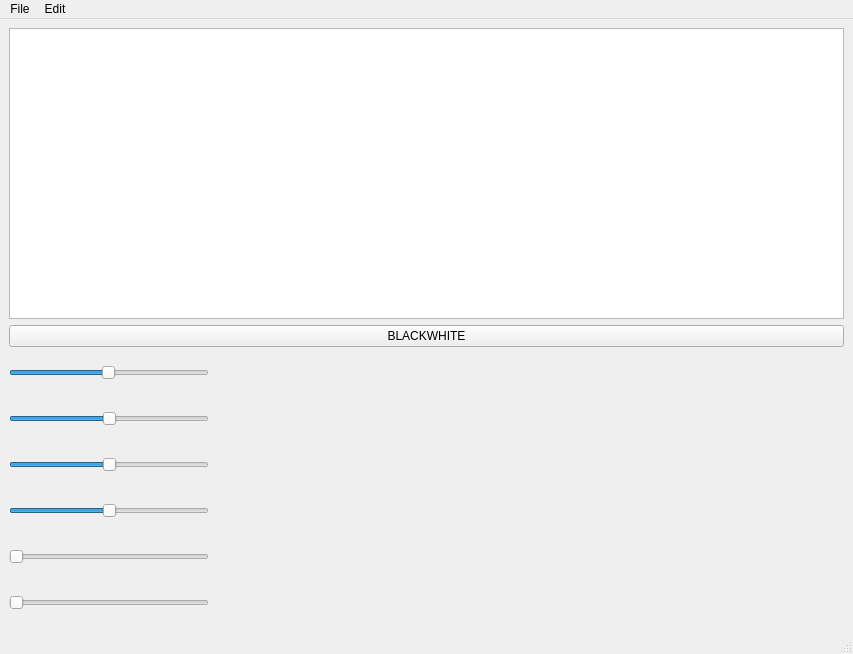
Above: MainWindow.ui from bohdandemchukk/coursework_cpp before the change. Below: the same form after it.
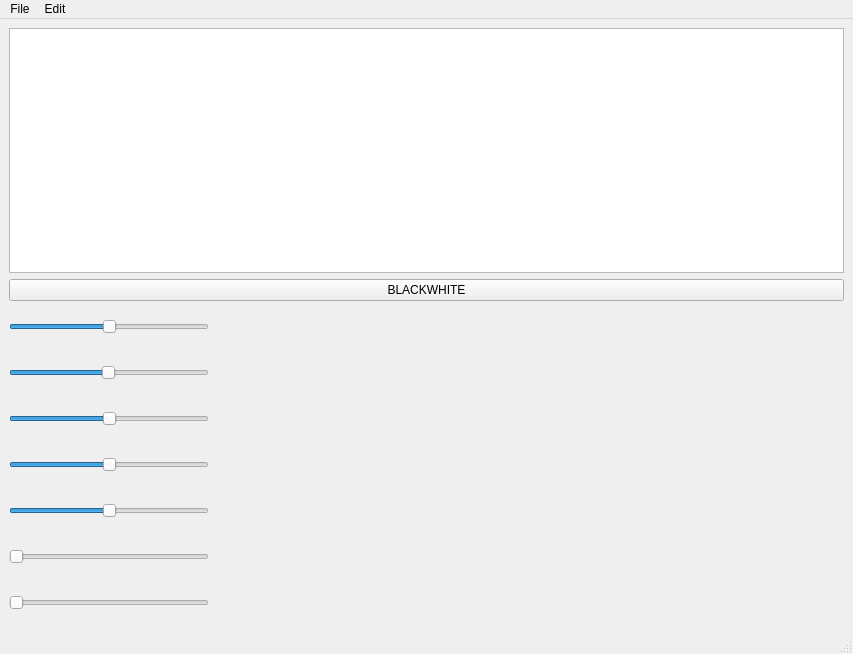
That is the form after the change. Custom widgets are drawn as their Qt base class.

Commit message: Add temperature filter

What changed in the file:
```diff
--- a/MainWindow.ui
+++ b/MainWindow.ui
@@ -29,6 +29,31 @@
       </property>
      </widget>
     </item>
+    <item>
+     <widget class="QSlider" name="temperatureSlider">
+      <property name="sizePolicy">
+       <sizepolicy hsizetype="Fixed" vsizetype="Fixed">
+        <horstretch>0</horstretch>
+        <verstretch>0</verstretch>
+       </sizepolicy>
+      </property>
+      <property name="minimumSize">
+       <size>
+        <width>200</width>
+        <height>40</height>
+       </size>
+      </property>
+      <property name="minimum">
+       <number>-100</number>
+      </property>
+      <property name="maximum">
+       <number>100</number>
+      </property>
+      <property name="orientation">
+       <enum>Qt::Orientation::Horizontal</enum>
+      </property>
+     </widget>
+    </item>
     <item>
      <widget class="QSlider" name="scaleSlider">
       <property name="sizePolicy">
```
The commit also changes 7 other files.
